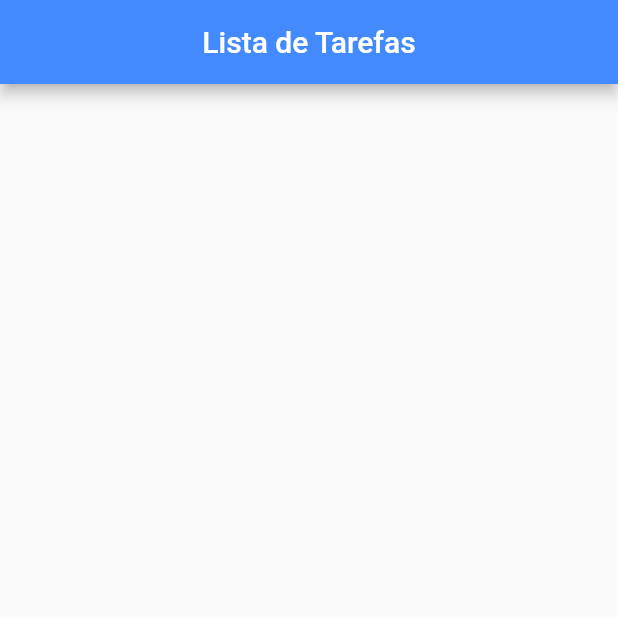
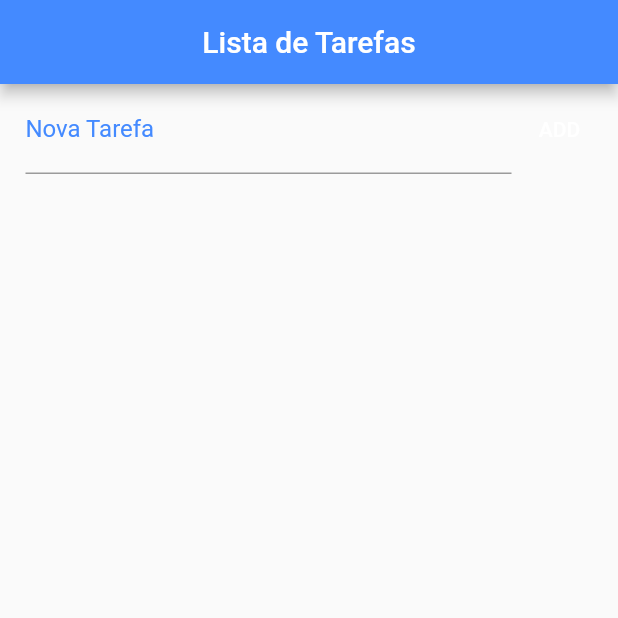
Before and after one commit to ArielBandeira/task-list, a Flutter app: the screen it shows after launch, on a phone screen of 412 x 824 dp, the top half of it. Run offline on Flutter 3.47's test engine with Material 2 defaults, Android fonts, the phone set to English and light mode, and no system bars.

Commit message:
commit textfield

```diff
--- a/lib/main.dart
+++ b/lib/main.dart
@@ -12,6 +12,10 @@ class Home extends StatefulWidget {
 }
 
 class _HomeState extends State<Home> {
+
+  final _toDoController = TextEditingController();
+
+
   @override
   Widget build(BuildContext context) {
     return Scaffold(
@@ -25,7 +29,21 @@ class _HomeState extends State<Home> {
           Container(
             padding: EdgeInsets.fromLTRB(17.0, 1.0, 7.0, 1.0),
             child: Row(
-
+              children: [
+                Expanded(
+                  child: TextField(
+                    decoration: InputDecoration(
+                      labelText: "Nova Tarefa",
+                      labelStyle: TextStyle(color: Colors.blueAccent)
+                    ),
+                    controller: _toDoController,
+                  )
+                ),
+                TextButton(
+                  child: Text("ADD", style: TextStyle(color: Colors.white)),
+                  style: ButtonStyle(),
+                )
+              ],
             ),
           )
         ],
```
